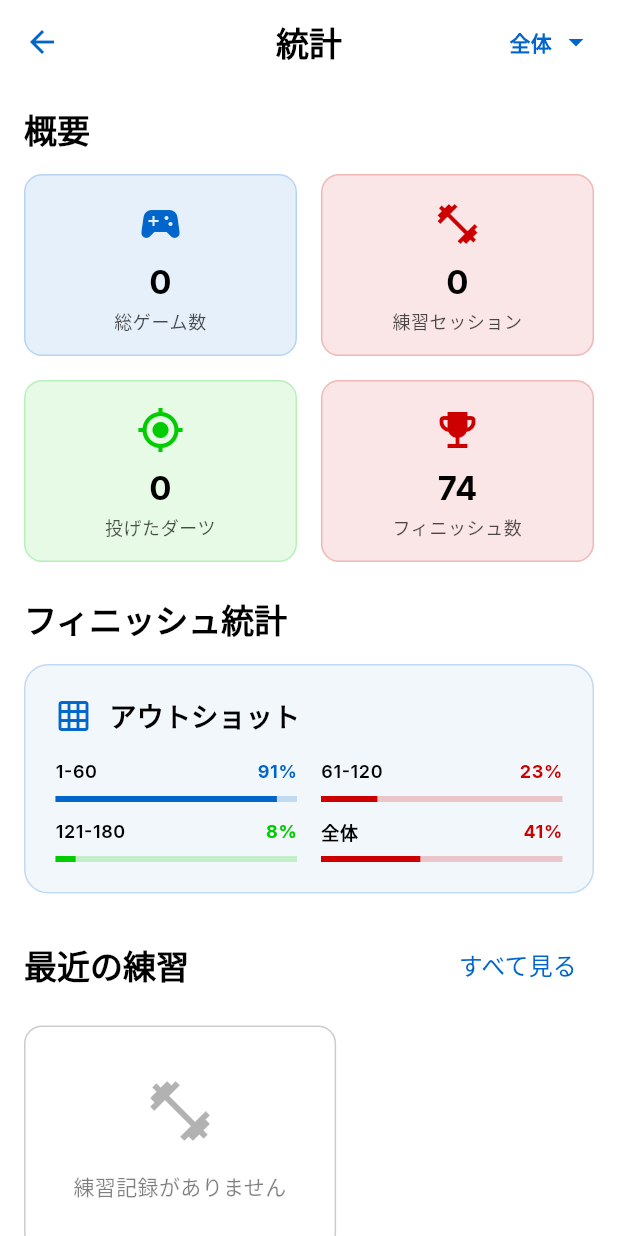
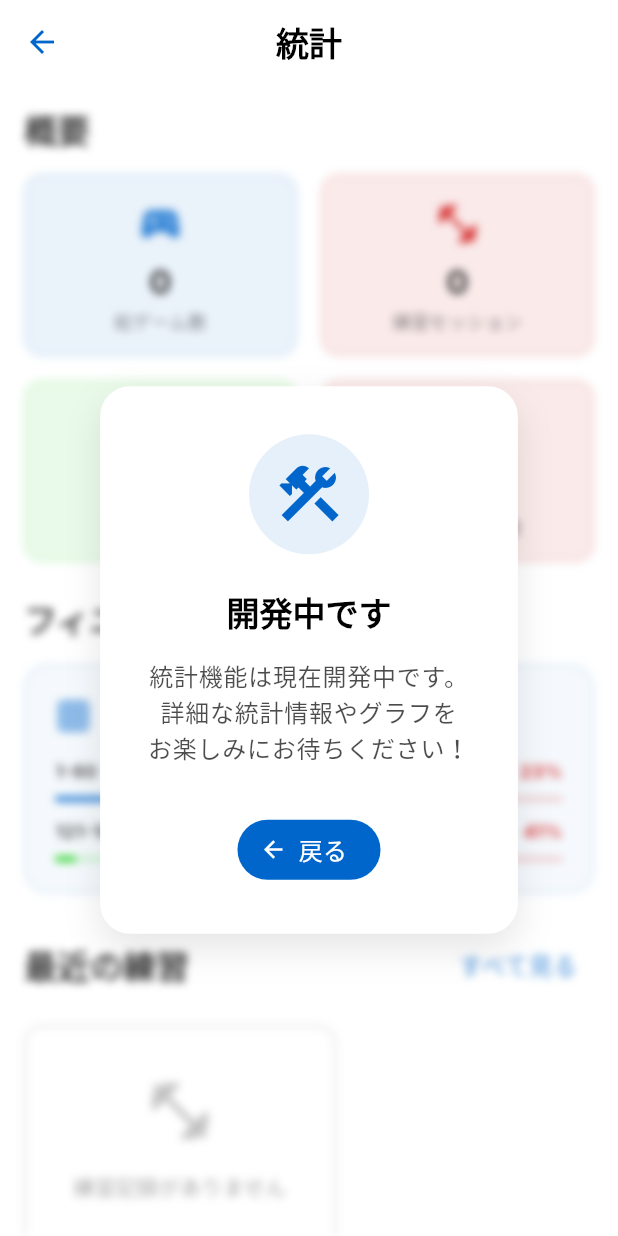
Before and after one commit to ken-ty/darts, a Flutter app: the StatisticsPage screen opened directly, on a phone screen of 412 x 824 dp. Run offline on Flutter 3.47's test engine with Material 3 defaults, Android fonts, the phone set to English and light mode, and no system bars; our stand-ins replace fl_chart, google_fonts, hooks_riverpod, package_info_plus, shared_preferences; accounts and stored records are empty.

Commit message:
feat: 開発中の統計ページをぼかす

```diff
--- a/lib/constants/feature_flags.dart
+++ b/lib/constants/feature_flags.dart
@@ -1,4 +1,6 @@
 /// 機能フラグを管理するクラス
+///
+/// 開発中や不具合がある機能を無効化するためのフラグ
 class FeatureFlags {
   // プライベートコンストラクタでインスタンス化を防ぐ
   FeatureFlags._();
@@ -12,7 +14,7 @@ class FeatureFlags {
   static const bool enableHelp = true; // ヘルプを有効化
 
   // 機能の機能フラグ
-  static const bool enableStatistics = true; // 統計機能を有効化
+  static const bool enableStatistics = false; // 統計機能を無効化（開発中）
   static const bool enablePracticeHistory = true; // 練習履歴を有効化
   static const bool enableGameHistory = true; // ゲーム履歴を有効化
   static const bool enableCharts = true; // チャート機能を有効化
--- a/lib/pages/statistics_page.dart
+++ b/lib/pages/statistics_page.dart
@@ -1,6 +1,9 @@
+import 'dart:ui';
+
 import 'package:fl_chart/fl_chart.dart';
 import 'package:flutter/material.dart';
 
+import '../constants/feature_flags.dart';
 import '../models/user_profile.dart';
 import '../services/user_service.dart';
 
@@ -58,6 +61,11 @@ class _StatisticsPageState extends State<StatisticsPage>
   Widget build(BuildContext context) {
     if (currentUser == null) {
       return _buildNoUserContent();
+    }
+
+    // 統計機能が無効な場合は開発中表示
+    if (!FeatureFlags.enableStatistics) {
+      return _buildUnderDevelopmentContent();
     }
 
     return Scaffold(
@@ -190,6 +198,135 @@ class _StatisticsPageState extends State<StatisticsPage>
               textAlign: TextAlign.center,
             ),
           ],
+        ),
+      ),
+    );
+  }
+
+  Widget _buildUnderDevelopmentContent() {
+    return Scaffold(
+      backgroundColor: Theme.of(context).colorScheme.surface,
+      appBar: AppBar(
+        backgroundColor: Colors.transparent,
+        elevation: 0,
+        iconTheme: IconThemeData(color: Theme.of(context).colorScheme.primary),
+        title: Text(
+          '統計',
+          style: Theme.of(context).textTheme.titleLarge?.copyWith(
+            color: Theme.of(context).colorScheme.onSurface,
+            fontWeight: FontWeight.bold,
+          ),
+        ),
+      ),
+      body: Stack(
+        children: [
+          // 背景の統計コンテンツ（ぼかし効果付き）
+          Opacity(
+            opacity: 0.8,
+            child: ImageFiltered(
+              imageFilter: ImageFilter.blur(sigmaX: 3, sigmaY: 3),
+              child: _buildStatisticsContent(),
+            ),
+          ),
+          // 開発中メッセージ
+          Center(
+            child: Container(
+              margin: const EdgeInsets.all(32),
+              padding: const EdgeInsets.all(32),
+              decoration: BoxDecoration(
+                color: Theme.of(context).colorScheme.surface,
+                borderRadius: BorderRadius.circular(20),
+                boxShadow: [
+                  BoxShadow(
+                    color: Theme.of(
+                      context,
+                    ).colorScheme.onSurface.withValues(alpha: 0.1),
+                    blurRadius: 20,
+                    offset: const Offset(0, 10),
+                  ),
+                ],
+              ),
+              child: Column(
+                mainAxisSize: MainAxisSize.min,
+                children: [
+                  Container(
+                    padding: const EdgeInsets.all(16),
+                    decoration: BoxDecoration(
+                      color: Theme.of(
+                        context,
+                      ).colorScheme.primary.withValues(alpha: 0.1),
+                      shape: BoxShape.circle,
+                    ),
+                    child: Icon(
+                      Icons.construction,
+                      size: 48,
+                      color: Theme.of(context).colorScheme.primary,
+                    ),
+                  ),
+                  const SizedBox(height: 24),
+                  Text(
+                    '開発中です',
+                    style: Theme.of(context).textTheme.headlineSmall?.copyWith(
+                      color: Theme.of(context).colorScheme.onSurface,
+                      fontWeight: FontWeight.bold,
+                    ),
+                  ),
+                  const SizedBox(height: 16),
+                  Text(
+                    '統計機能は現在開発中です。\n詳細な統計情報やグラフを\nお楽しみにお待ちください！',
+                    style: Theme.of(context).textTheme.bodyLarge?.copyWith(
+                      color: Theme.of(
+                        context,
+                      ).colorScheme.onSurface.withValues(alpha: 0.7),
+                    ),
+                    textAlign: TextAlign.center,
+                  ),
+                  const SizedBox(height: 32),
+                  FilledButton.icon(
+                    onPressed: () => Navigator.pop(context),
+                    icon: const Icon(Icons.arrow_back),
+                    label: const Text('戻る'),
+                  ),
+                ],
+              ),
+            ),
+          ),
+        ],
+      ),
+    );
+  }
+
+  Widget _buildStatisticsContent() {
+    return SlideTransition(
+      position: _slideAnimation,
+      child: FadeTransition(
+        opacity: _fadeAnimation,
+        child: SingleChildScrollView(
+          padding: const EdgeInsets.all(16),
+          child: Column(
+            crossAxisAlignment: CrossAxisAlignment.start,
+            children: [
+              // 概要統計
+              _buildOverviewSection(),
+              const SizedBox(height: 24),
+
+              // フィニッシュ統計
+              _buildFinishStatisticsSection(),
+              const SizedBox(height: 24),
+
+              // 練習記録
+              _buildPracticeHistorySection(),
+              const SizedBox(height: 24),
+
+              // ゲーム記録
+              _buildGameHistorySection(),
+              const SizedBox(height: 24),
+
+              // チャート
+              _buildChartsSection(),
+              const SizedBox(height: 24),
+            ],
+          ),
         ),
       ),
     );
```
